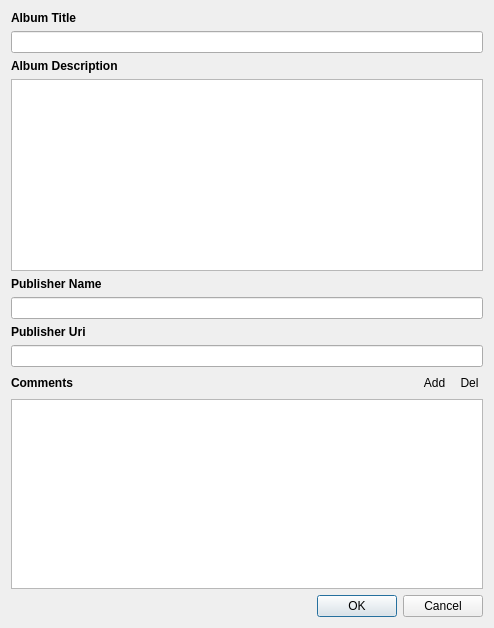
Before: the Qt Designer form libQExiv2/SocialDialog/SocialMetadataDialog.ui in rbbrnc/krbkACD, drawn with Qt 5.
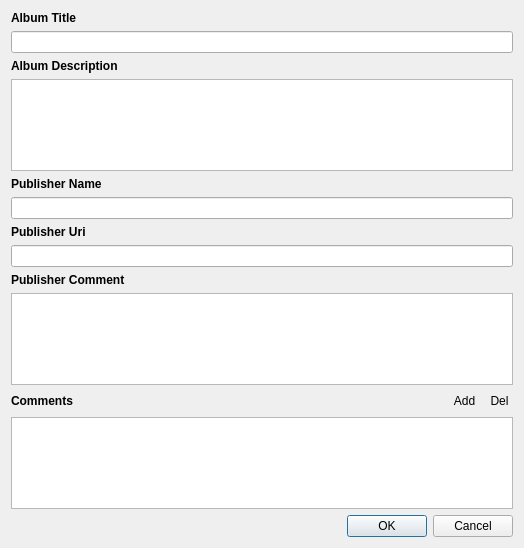
After: the same form once the commit is applied. Icons and pictures are not drawn.

Commit message: Add publisher comment

```diff
--- a/libQExiv2/SocialDialog/SocialMetadataDialog.ui
+++ b/libQExiv2/SocialDialog/SocialMetadataDialog.ui
@@ -6,8 +6,8 @@
    <rect>
     <x>0</x>
     <y>0</y>
-    <width>494</width>
-    <height>628</height>
+    <width>524</width>
+    <height>548</height>
    </rect>
   </property>
   <property name="windowTitle">
@@ -58,14 +58,7 @@
       </widget>
      </item>
      <item>
-      <widget class="QPlainTextEdit" name="albumDescription">
-       <property name="sizePolicy">
-        <sizepolicy hsizetype="Expanding" vsizetype="Minimum">
-         <horstretch>0</horstretch>
-         <verstretch>0</verstretch>
-        </sizepolicy>
-       </property>
-      </widget>
+      <widget class="QPlainTextEdit" name="albumDescription"/>
      </item>
      <item>
       <widget class="QLabel" name="label_4">
@@ -111,6 +104,22 @@
      <item>
       <widget class="QLineEdit" name="publisherUri"/>
      </item>
+     <item>
+      <widget class="QLabel" name="label_6">
+       <property name="font">
+        <font>
+         <weight>75</weight>
+         <bold>true</bold>
+        </font>
+       </property>
+       <property name="text">
+        <string>Publisher Comment</string>
+       </property>
+      </widget>
+     </item>
+     <item>
+      <widget class="QTextEdit" name="publisherComment"/>
+     </item>
      <item>
       <layout class="QHBoxLayout" name="horizontalLayout">
        <item>
```
The commit also changes 3 other files.
